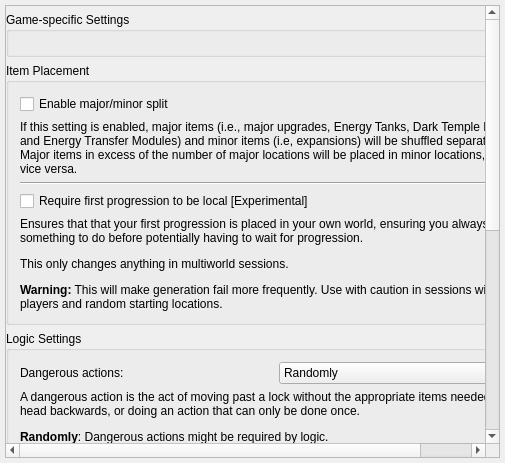
Qt form randovania/gui/ui_files/preset_generation.ui (randovania/randovania) before a commit.
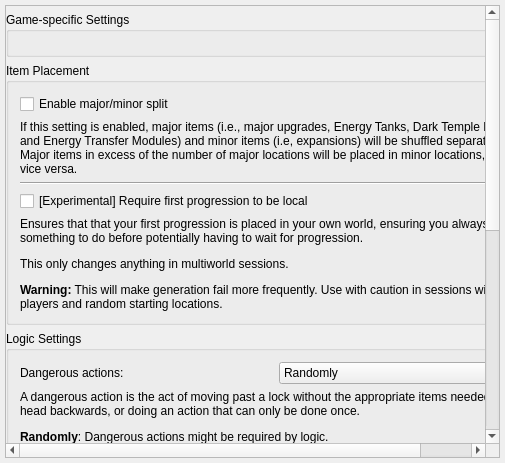
The same form after that commit.

```diff
--- a/randovania/gui/ui_files/preset_generation.ui
+++ b/randovania/gui/ui_files/preset_generation.ui
@@ -44,7 +44,7 @@
          <x>0</x>
          <y>0</y>
          <width>483</width>
-         <height>681</height>
+         <height>705</height>
         </rect>
        </property>
        <layout class="QVBoxLayout" name="verticalLayout_3">
@@ -105,7 +105,7 @@
            <item>
             <widget class="QCheckBox" name="local_first_progression_check">
              <property name="text">
-              <string>Require first progression to be local [Experimental]</string>
+              <string>[Experimental] Require first progression to be local</string>
              </property>
             </widget>
            </item>
```
